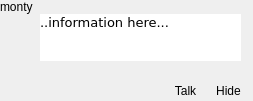
The window that uman/src/QUMontyArea.ui (UltraStar-Deluxe/UltraStar-Manager) describes before a commit, drawn with Qt 5.
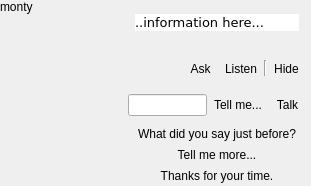
The same window after the commit. Icons and pictures are not drawn.

Commit message: you can ask monty now something

Diff of the .ui file:
```diff
--- a/uman/src/QUMontyArea.ui
+++ b/uman/src/QUMontyArea.ui
@@ -5,14 +5,14 @@
    <rect>
     <x>0</x>
     <y>0</y>
-    <width>253</width>
-    <height>101</height>
+    <width>311</width>
+    <height>186</height>
    </rect>
   </property>
   <property name="windowTitle" >
    <string>Form</string>
   </property>
-  <layout class="QHBoxLayout" name="horizontalLayout" >
+  <layout class="QVBoxLayout" name="verticalLayout_5" >
    <property name="spacing" >
     <number>0</number>
    </property>
@@ -27,6 +27,14 @@
    </property>
    <property name="bottomMargin" >
     <number>0</number>
+   </property>
+   <item>
+    <layout class="QHBoxLayout" name="horizontalLayout_4" >
+     <property name="spacing" >
+      <number>0</number>
+     </property>
+     <property name="bottomMargin" >
+      <number>5</number>
    </property>
    <item>
     <layout class="QVBoxLayout" name="_2" >
@@ -35,6 +43,18 @@
      </property>
      <item>
       <widget class="QLabel" name="montyLbl" >
+         <property name="sizePolicy" >
+          <sizepolicy vsizetype="Preferred" hsizetype="Fixed" >
+           <horstretch>0</horstretch>
+           <verstretch>0</verstretch>
+          </sizepolicy>
+         </property>
+         <property name="minimumSize" >
+          <size>
+           <width>128</width>
+           <height>0</height>
+          </size>
+         </property>
        <property name="text" >
         <string>monty</string>
        </property>
@@ -62,11 +82,6 @@
     </layout>
    </item>
    <item>
-    <layout class="QVBoxLayout" name="verticalLayout_5" >
-     <property name="spacing" >
-      <number>5</number>
-     </property>
-     <item>
       <layout class="QHBoxLayout" name="horizontalLayout_2" >
        <property name="spacing" >
         <number>0</number>
@@ -341,8 +356,23 @@
        </item>
       </layout>
      </item>
+    </layout>
+   </item>
      <item>
-      <layout class="QHBoxLayout" name="_3" >
+    <widget class="QFrame" name="normalFrame" >
+     <property name="frameShape" >
+      <enum>QFrame::NoFrame</enum>
+     </property>
+     <property name="frameShadow" >
+      <enum>QFrame::Raised</enum>
+     </property>
+     <layout class="QHBoxLayout" name="horizontalLayout" >
+      <property name="spacing" >
+       <number>0</number>
+      </property>
+      <property name="margin" >
+       <number>0</number>
+      </property>
        <item>
         <spacer>
          <property name="orientation" >
@@ -356,10 +386,27 @@
          </property>
         </spacer>
        </item>
+      <item>
+       <widget class="QToolButton" name="askMontyBtn" >
+        <property name="text" >
+         <string>Ask</string>
+        </property>
+        <property name="icon" >
+         <iconset resource="images/uman.qrc" >
+          <normaloff>:/marks/help.png</normaloff>:/marks/help.png</iconset>
+        </property>
+        <property name="toolButtonStyle" >
+         <enum>Qt::ToolButtonTextBesideIcon</enum>
+        </property>
+        <property name="autoRaise" >
+         <bool>true</bool>
+        </property>
+       </widget>
+      </item>
        <item>
         <widget class="QToolButton" name="talkMontyBtn" >
          <property name="text" >
-          <string>Talk</string>
+         <string>Listen</string>
          </property>
          <property name="icon" >
           <iconset resource="images/uman.qrc" >
@@ -373,6 +420,25 @@
          </property>
         </widget>
        </item>
+      <item>
+       <widget class="Line" name="line" >
+        <property name="sizePolicy" >
+         <sizepolicy vsizetype="Fixed" hsizetype="Fixed" >
+          <horstretch>0</horstretch>
+          <verstretch>0</verstretch>
+         </sizepolicy>
+        </property>
+        <property name="minimumSize" >
+         <size>
+          <width>0</width>
+          <height>16</height>
+         </size>
+        </property>
+        <property name="orientation" >
+         <enum>Qt::Vertical</enum>
+        </property>
+       </widget>
+      </item>
        <item>
         <widget class="QToolButton" name="hideMontyBtn" >
          <property name="text" >
@@ -391,10 +457,172 @@
         </widget>
        </item>
       </layout>
-     </item>
-    </layout>
+    </widget>
+   </item>
+   <item>
+    <widget class="QFrame" name="askFrame" >
+     <property name="frameShape" >
+      <enum>QFrame::NoFrame</enum>
+     </property>
+     <property name="frameShadow" >
+      <enum>QFrame::Raised</enum>
+     </property>
+     <layout class="QHBoxLayout" name="horizontalLayout_3" >
+      <property name="spacing" >
+       <number>0</number>
+      </property>
+      <property name="leftMargin" >
+       <number>128</number>
+      </property>
+      <property name="topMargin" >
+       <number>0</number>
+      </property>
+      <property name="rightMargin" >
+       <number>0</number>
+      </property>
+      <property name="bottomMargin" >
+       <number>0</number>
+      </property>
+      <item>
+       <widget class="QLineEdit" name="lineEdit" />
+      </item>
+      <item>
+       <widget class="QToolButton" name="acceptQuestionBtn" >
+        <property name="text" >
+         <string>Tell me...</string>
+        </property>
+        <property name="icon" >
+         <iconset resource="images/uman.qrc" >
+          <normaloff>:/marks/accept.png</normaloff>:/marks/accept.png</iconset>
+        </property>
+        <property name="toolButtonStyle" >
+         <enum>Qt::ToolButtonTextBesideIcon</enum>
+        </property>
+        <property name="autoRaise" >
+         <bool>true</bool>
+        </property>
+       </widget>
+      </item>
+      <item>
+       <widget class="QToolButton" name="rejectQuestionBtn" >
+        <property name="text" >
+         <string>Talk</string>
+        </property>
+        <property name="icon" >
+         <iconset resource="images/uman.qrc" >
+          <normaloff>:/marks/cancel.png</normaloff>:/marks/cancel.png</iconset>
+        </property>
+        <property name="toolButtonStyle" >
+         <enum>Qt::ToolButtonIconOnly</enum>
+        </property>
+        <property name="autoRaise" >
+         <bool>true</bool>
+        </property>
+       </widget>
+      </item>
+     </layout>
+    </widget>
    </item>
-  </layout>
+   <item>
+    <widget class="QFrame" name="answerFrame" >
+     <property name="frameShape" >
+      <enum>QFrame::NoFrame</enum>
+     </property>
+     <property name="frameShadow" >
+      <enum>QFrame::Raised</enum>
+     </property>
+     <layout class="QVBoxLayout" name="verticalLayout" >
+      <property name="spacing" >
+       <number>0</number>
+      </property>
+      <property name="leftMargin" >
+       <number>128</number>
+      </property>
+      <property name="topMargin" >
+       <number>0</number>
+      </property>
+      <property name="rightMargin" >
+       <number>0</number>
+      </property>
+      <property name="bottomMargin" >
+       <number>0</number>
+      </property>
+      <item>
+       <widget class="QToolButton" name="prevPhraseBtn" >
+        <property name="sizePolicy" >
+         <sizepolicy vsizetype="Fixed" hsizetype="Preferred" >
+          <horstretch>0</horstretch>
+          <verstretch>0</verstretch>
+         </sizepolicy>
+        </property>
+        <property name="text" >
+         <string>What did you say just before?</string>
+        </property>
+        <property name="icon" >
+         <iconset resource="images/uman.qrc" >
+          <normaloff>:/bullets/bullet_black.png</normaloff>:/bullets/bullet_black.png</iconset>
+        </property>
+        <property name="toolButtonStyle" >
+         <enum>Qt::ToolButtonTextBesideIcon</enum>
+        </property>
+        <property name="autoRaise" >
+         <bool>true</bool>
+        </property>
+       </widget>
+      </item>
+      <item>
+       <widget class="QToolButton" name="nextPhraseBtn" >
+        <property name="sizePolicy" >
+         <sizepolicy vsizetype="Fixed" hsizetype="Preferred" >
+          <horstretch>0</horstretch>
+          <verstretch>0</verstretch>
+         </sizepolicy>
+        </property>
+        <property name="text" >
+         <string>Tell me more...</string>
+        </property>
+        <property name="icon" >
+         <iconset resource="images/uman.qrc" >
+          <normaloff>:/bullets/bullet_black.png</normaloff>:/bullets/bullet_black.png</iconset>
+        </property>
+        <property name="toolButtonStyle" >
+         <enum>Qt::ToolButtonTextBesideIcon</enum>
+        </property>
+        <property name="autoRaise" >
+         <bool>true</bool>
+        </property>
+       </widget>
+      </item>
+      <item>
+       <widget class="QToolButton" name="doneBtn" >
+        <property name="sizePolicy" >
+         <sizepolicy vsizetype="Fixed" hsizetype="Preferred" >
+          <horstretch>0</horstretch>
+          <verstretch>0</verstretch>
+         </sizepolicy>
+        </property>
+        <property name="text" >
+         <string>Thanks for your time.</string>
+        </property>
+        <property name="icon" >
+         <iconset resource="images/uman.qrc" >
+          <normaloff>:/bullets/bullet_black.png</normaloff>:/bullets/bullet_black.png</iconset>
+        </property>
+        <property name="toolButtonStyle" >
+         <enum>Qt::ToolButtonTextBesideIcon</enum>
+        </property>
+        <property name="autoRaise" >
+         <bool>true</bool>
+        </property>
+       </widget>
+      </item>
+     </layout>
+    </widget>
+   </item>
+  </layout>
+  <zorder>answerFrame</zorder>
+  <zorder>askFrame</zorder>
+  <zorder>normalFrame</zorder>
  </widget>
  <resources>
   <include location="images/uman.qrc" />
```
Lines whose indentation alone changed are shown as unchanged. The commit also changes 5 other files.
